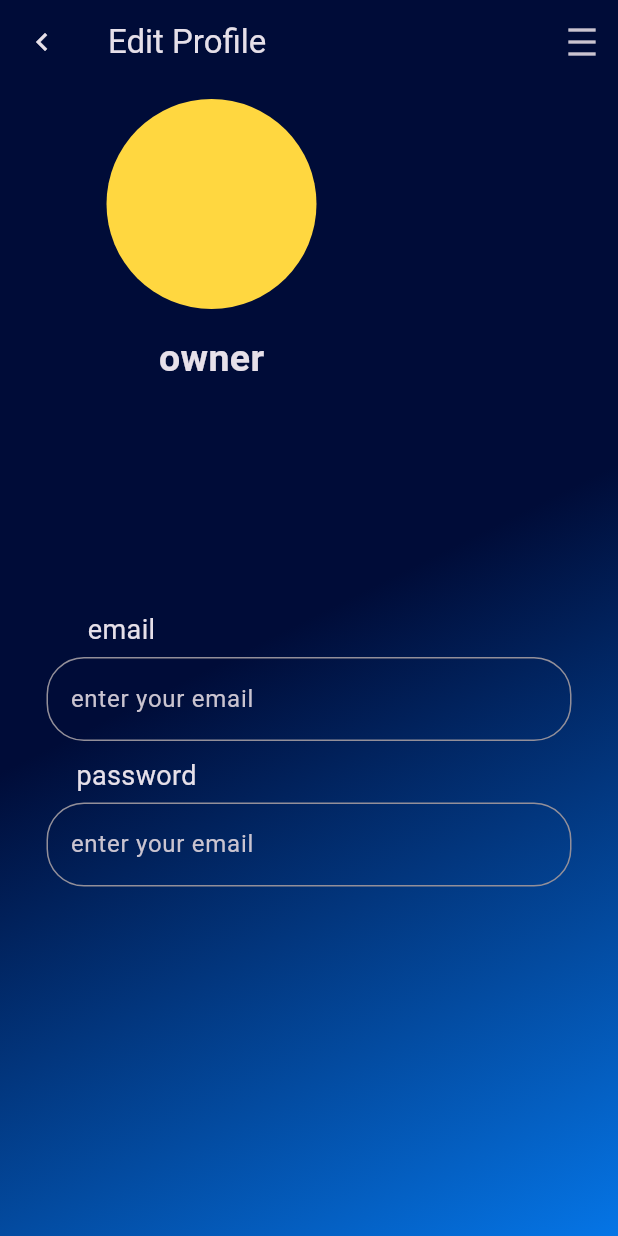
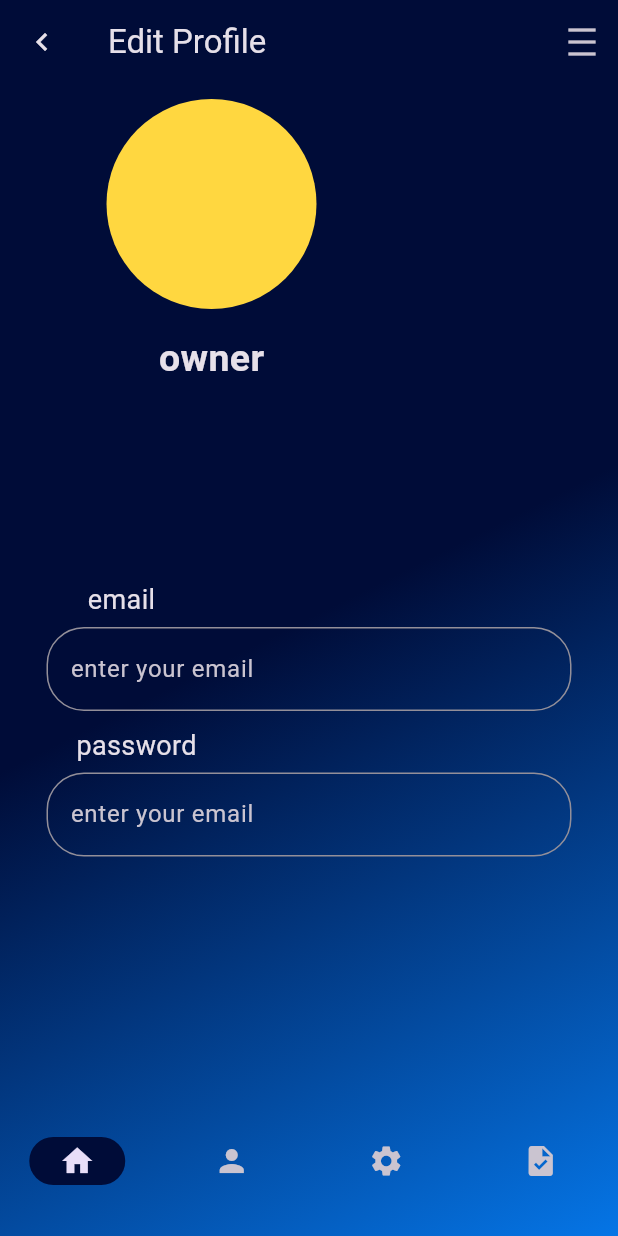
Before and after one commit to albeek0/doptica_app, a Flutter app: the screen it shows after launch, on a phone screen of 412 x 824 dp. Run offline on Flutter 3.47's test engine with Material 3 defaults, Android fonts, the phone set to English and light mode, and no system bars; our stand-ins replace go_router.

Commit message:
creat new nav bar

```diff
--- /dev/null
+++ b/lib/core/widgets/customenavbar.dart
@@ -0,0 +1,20 @@
+import 'package:doptica_app/constans.dart';
+import 'package:flutter/material.dart';
+
+class CutomeNavBar extends StatelessWidget {
+  const CutomeNavBar({
+    super.key,
+  });
+
+  @override
+  Widget build(BuildContext context) {
+    return NavigationBar(backgroundColor: Colors.transparent,indicatorColor: kPrimaryColor,overlayColor:MaterialStatePropertyAll(Colors.transparent),
+      destinations: const [
+        NavigationDestination(icon: Icon(Icons.home), label: ""),
+        NavigationDestination(icon: Icon(Icons.person), label: ""),
+        NavigationDestination(icon: Icon(Icons.settings), label: ""),
+        NavigationDestination(icon: Icon(Icons.task), label: "")
+      ],
+    );
+  }
+}
--- a/lib/featurs/edit_profile_feature.dart/edit_profile_view.dart
+++ b/lib/featurs/edit_profile_feature.dart/edit_profile_view.dart
@@ -1,8 +1,11 @@
+import 'package:doptica_app/constans.dart';
 import 'package:doptica_app/featurs/edit_profile_feature.dart/widget/Circleavatar.dart';
 import 'package:doptica_app/featurs/edit_profile_feature.dart/widget/customeformfiled.dart';
 import 'package:doptica_app/featurs/edit_profile_feature.dart/widget/CutomeHintText.dart';
 import 'package:doptica_app/featurs/edit_profile_feature.dart/widget/custome_container.dart';
 import 'package:flutter/material.dart';
+
+import '../../core/widgets/customenavbar.dart';
 
 class EditProfileView extends StatelessWidget {
   const EditProfileView({super.key});
@@ -11,6 +14,7 @@ class EditProfileView extends StatelessWidget {
   Widget build(BuildContext context) {
     return CustomeContainer(
       widget: Scaffold(
+          bottomNavigationBar: const CutomeNavBar(),
           backgroundColor: Colors.transparent,
           appBar: AppBar(
             backgroundColor: Colors.transparent,
@@ -38,7 +42,7 @@ class EditProfileView extends StatelessWidget {
                   ),
                 ),
                 SizedBox(
-                  height: 150,
+                  height: 130,
                 ),
                 CutomeHintText(
                   hint: "email",
```
